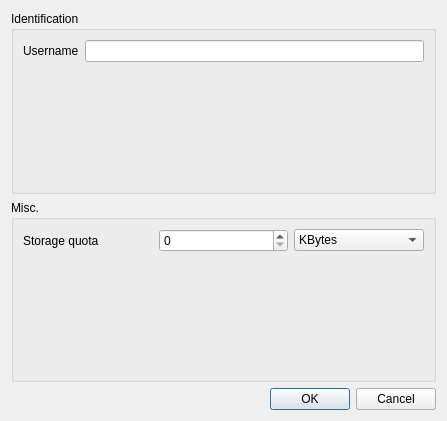
Old version of the form src/browser/ui/PreferencesDialog.ui in the repository jepasq/udp-browser.
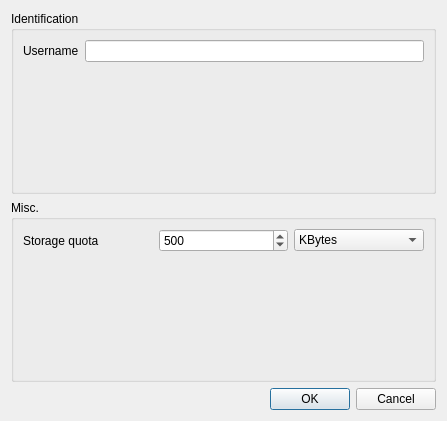
New version of the form.

Commit message: Correctly save/load username in preferences dialog

Patch:
```diff
--- a/src/browser/ui/PreferencesDialog.ui
+++ b/src/browser/ui/PreferencesDialog.ui
@@ -82,7 +82,17 @@
        </widget>
       </item>
       <item row="0" column="1">
-       <widget class="QSpinBox" name="sbQuota"/>
+       <widget class="QSpinBox" name="sbQuota">
+        <property name="maximum">
+         <number>1000</number>
+        </property>
+        <property name="singleStep">
+         <number>100</number>
+        </property>
+        <property name="value">
+         <number>500</number>
+        </property>
+       </widget>
       </item>
       <item row="1" column="0">
        <spacer name="verticalSpacer">
```
The commit also changes 9 other files.
